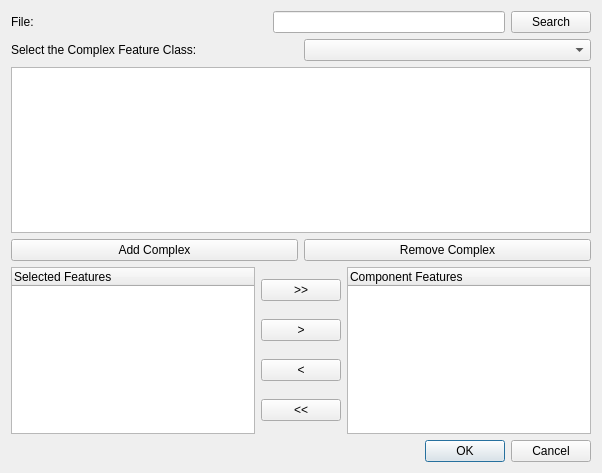
Above: ComplexTools/ui_createComplex.ui from dsgoficial/DsgTools before the change. Below: the same form after it.
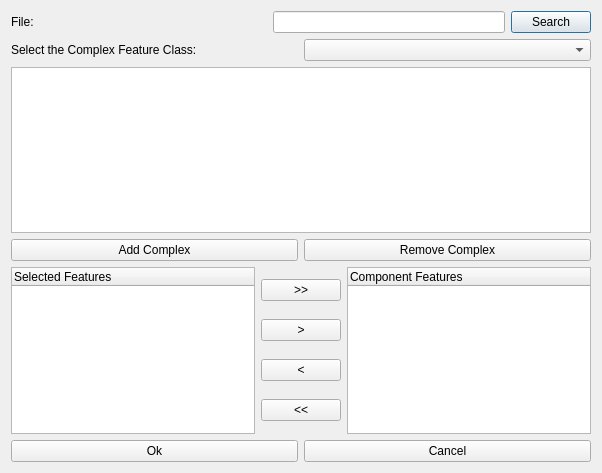
That is the form after the change.

Commit message: Create and update complex working

```diff
--- a/ComplexTools/ui_createComplex.ui
+++ b/ComplexTools/ui_createComplex.ui
@@ -153,14 +153,22 @@
     </layout>
    </item>
    <item row="2" column="0">
-    <widget class="QDialogButtonBox" name="buttonBox">
-     <property name="orientation">
-      <enum>Qt::Horizontal</enum>
-     </property>
-     <property name="standardButtons">
-      <set>QDialogButtonBox::Cancel|QDialogButtonBox::Ok</set>
-     </property>
-    </widget>
+    <layout class="QHBoxLayout" name="horizontalLayout_5">
+     <item>
+      <widget class="QPushButton" name="okButton">
+       <property name="text">
+        <string>Ok</string>
+       </property>
+      </widget>
+     </item>
+     <item>
+      <widget class="QPushButton" name="cancelButton">
+       <property name="text">
+        <string>Cancel</string>
+       </property>
+      </widget>
+     </item>
+    </layout>
    </item>
   </layout>
  </widget>
```
Left out of the diff: 35 changed lines with no effect on the pictures. The commit also changes 2 other files.
